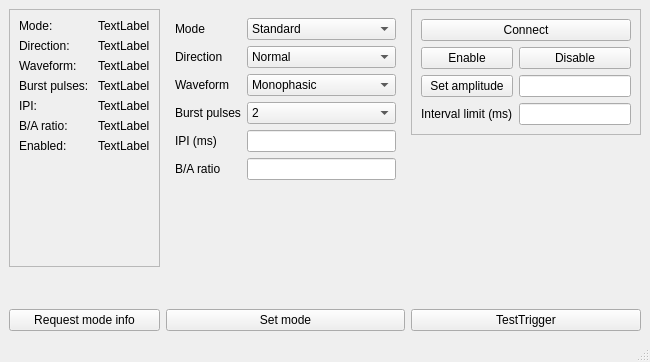
VeikkaLeppanen/Real_Time_EEG, file UI/TMSwindow.ui: the form before one commit.
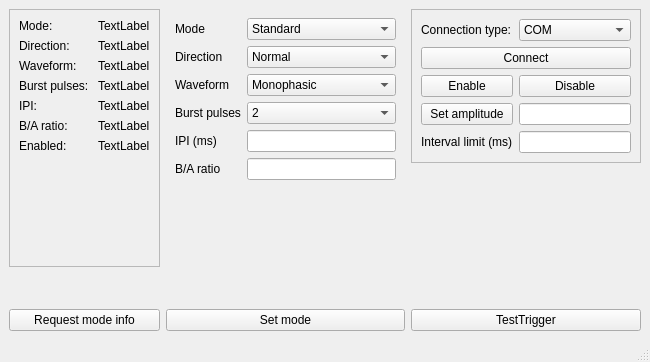
The form after the commit.

Diff of the .ui file:
```diff
--- a/UI/TMSwindow.ui
+++ b/UI/TMSwindow.ui
@@ -301,46 +301,67 @@
        <enum>QFrame::Raised</enum>
       </property>
       <layout class="QGridLayout" name="gridLayout">
-       <item row="1" column="0">
-        <widget class="QPushButton" name="enable">
-         <property name="text">
-          <string>Enable</string>
-         </property>
-        </widget>
+       <item row="3" column="1">
+        <widget class="QLineEdit" name="amplitudeLineEdit"/>
        </item>
-       <item row="3" column="0">
+       <item row="4" column="0">
         <widget class="QLabel" name="label">
          <property name="text">
           <string>Interval limit (ms)</string>
          </property>
         </widget>
        </item>
-       <item row="0" column="0" colspan="2">
+       <item row="3" column="0">
+        <widget class="QPushButton" name="setAmplitude">
+         <property name="text">
+          <string>Set amplitude</string>
+         </property>
+        </widget>
+       </item>
+       <item row="2" column="1">
+        <widget class="QPushButton" name="disable">
+         <property name="text">
+          <string>Disable</string>
+         </property>
+        </widget>
+       </item>
+       <item row="1" column="0" colspan="2">
         <widget class="QPushButton" name="connectTrigger">
          <property name="text">
           <string>Connect</string>
          </property>
         </widget>
        </item>
-       <item row="3" column="1">
+       <item row="4" column="1">
         <widget class="QLineEdit" name="TimeLimitLineEdit"/>
        </item>
-       <item row="1" column="1">
-        <widget class="QPushButton" name="disable">
-         <property name="text">
-          <string>Disable</string>
-         </property>
-        </widget>
-       </item>
        <item row="2" column="0">
-        <widget class="QPushButton" name="setAmplitude">
+        <widget class="QPushButton" name="enable">
          <property name="text">
-          <string>Set amplitude</string>
+          <string>Enable</string>
          </property>
         </widget>
        </item>
-       <item row="2" column="1">
-        <widget class="QLineEdit" name="amplitudeLineEdit"/>
+       <item row="0" column="1">
+        <widget class="QComboBox" name="comboBox_connectionType">
+         <item>
+          <property name="text">
+           <string>COM</string>
+          </property>
+         </item>
+         <item>
+          <property name="text">
+           <string>TTL</string>
+          </property>
+         </item>
+        </widget>
+       </item>
+       <item row="0" column="0">
+        <widget class="QLabel" name="label_5">
+         <property name="text">
+          <string>Connection type:</string>
+         </property>
+        </widget>
        </item>
       </layout>
      </widget>
```
